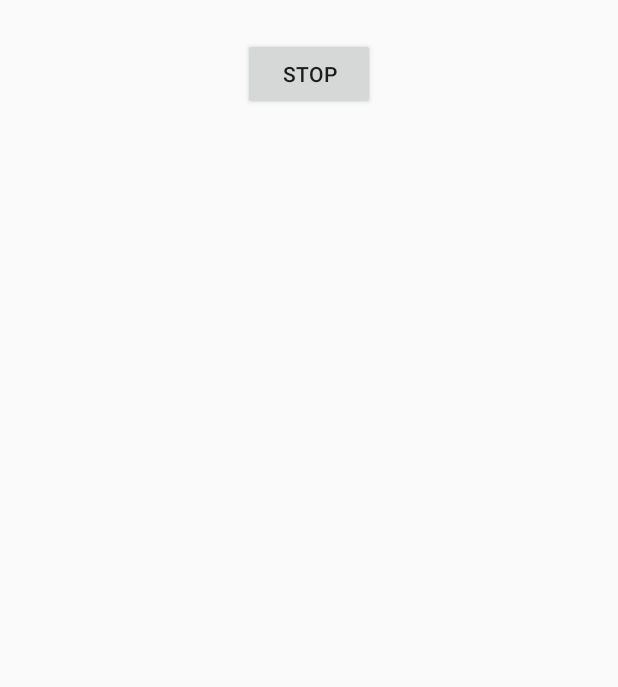
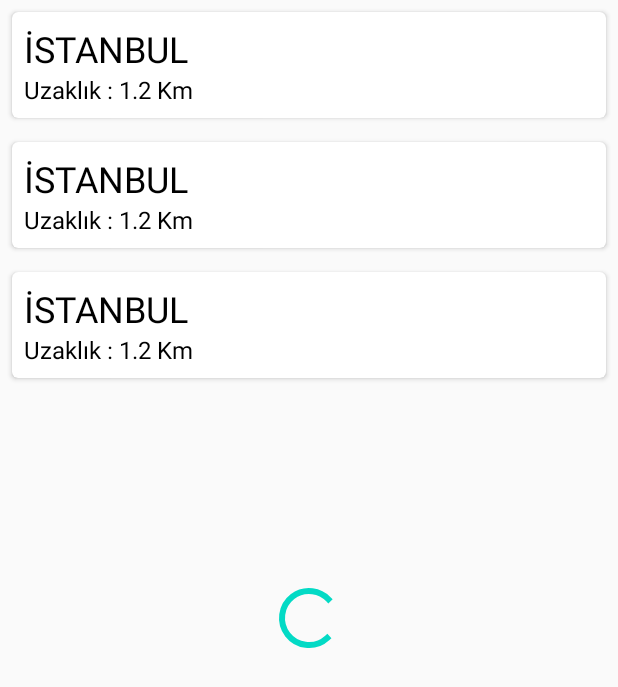
Before and after one commit to KadirKuruca/WeatherApp, an Android app: the layout activity_city.xml on its own in the app's theme, with its tools: preview values and no code run, on a phone screen of 412 x 824 dp. Shown: the top 687 px of the screen. Run offline under Robolectric (Android 15) with nearby library versions, the phone set to English and light mode, and no system bars.

Commit message:
Cities listed by location

```diff
--- a/app/build.gradle
+++ b/app/build.gradle
@@ -24,6 +24,9 @@ android {
 }
 
 dependencies {
+    implementation 'com.google.android.material:material:1.2.1'
+    implementation 'androidx.annotation:annotation:1.1.0'
+    implementation 'androidx.lifecycle:lifecycle-extensions:2.2.0'
     def lifecycle_version = "2.2.0"
     def arch_version = "2.1.0"
     def paging_version = "2.1.2"
--- a/app/src/main/res/layout/activity_city.xml
+++ b/app/src/main/res/layout/activity_city.xml
@@ -10,13 +10,12 @@
         android:layout_width="match_parent"
         android:layout_height="match_parent">
 
-        <Button
-            android:id="@+id/btnStop"
-            android:layout_width="wrap_content"
-            android:layout_height="wrap_content"
-            android:text="Stop"
-            android:layout_centerHorizontal="true"
-            android:layout_margin="25dp"/>
+        <androidx.recyclerview.widget.RecyclerView
+            android:id="@+id/recyclerCity"
+            android:layout_width="match_parent"
+            android:layout_height="match_parent"
+            tools:listitem="@layout/rv_location_child"
+            />
 
         <ProgressBar
             android:id="@+id/progress"
@@ -25,6 +24,7 @@
             android:layout_centerHorizontal="true"
             android:layout_centerVertical="true"
             android:visibility="gone"
+            tools:visibility="visible"
             />
 
 
--- /dev/null
+++ b/app/src/main/res/layout/rv_location_child.xml
@@ -0,0 +1,34 @@
+<?xml version="1.0" encoding="utf-8"?>
+<androidx.cardview.widget.CardView xmlns:android="http://schemas.android.com/apk/res/android"
+    android:layout_width="match_parent"
+    android:layout_height="wrap_content"
+    xmlns:app="http://schemas.android.com/apk/res-auto"
+    android:layout_marginBottom="8dp"
+    app:cardBackgroundColor="@android:color/white"
+    app:cardCornerRadius="4dp"
+    android:layout_margin="8dp">
+
+    <RelativeLayout
+        android:layout_width="match_parent"
+        android:layout_height="wrap_content"
+        android:padding="8dp">
+
+        <TextView
+            android:id="@+id/tvCityName"
+            android:layout_width="wrap_content"
+            android:layout_height="wrap_content"
+            android:textSize="24sp"
+            android:text="İSTANBUL"
+            android:textColor="@android:color/black"/>
+
+        <TextView
+            android:id="@+id/tvDistance"
+            android:layout_width="wrap_content"
+            android:layout_height="wrap_content"
+            android:layout_below="@+id/tvCityName"
+            android:textSize="16sp"
+            android:text="Uzaklık : 1.2 Km"
+            android:textColor="@android:color/black"/>
+    </RelativeLayout>
+
+</androidx.cardview.widget.CardView>
--- /dev/null
+++ b/app/src/main/res/values/dimens.xml
@@ -0,0 +1,5 @@
+<resources>
+    <!-- Default screen margins, per the Android Design guidelines. -->
+    <dimen name="activity_horizontal_margin">16dp</dimen>
+    <dimen name="activity_vertical_margin">16dp</dimen>
+</resources>
```
Also changed, not shown: app/src/main/AndroidManifest.xml (+7 -3 lines), app/src/main/java/com/kadirkuruca/weatherapp/adapter/CityAdapter.kt (added, +48 -0 lines), app/src/main/java/com/kadirkuruca/weatherapp/network/Model/CityLocations.kt (added, +17 -0 lines), app/src/main/java/com/kadirkuruca/weatherapp/network/WeatherNetwork.kt (added, +17 -0 lines), app/src/main/java/com/kadirkuruca/weatherapp/repository/CityActivityRepository.kt (+36 -2 lines), app/src/main/java/com/kadirkuruca/weatherapp/repository/CityWeatherDetailActivityRepository.kt (added, +10 -0 lines), app/src/main/java/com/kadirkuruca/weatherapp/view/CityActivity.kt (+18 -7 lines), app/src/main/java/com/kadirkuruca/weatherapp/view/CityWeatherDetailActivity.kt (added, +12 -0 lines), app/src/main/java/com/kadirkuruca/weatherapp/viewModel/CityActivityViewModel.kt (+7 -3 lines), app/src/main/java/com/kadirkuruca/weatherapp/viewModel/CityWeatherDetailActivityViewModel.kt (added, +13 -0 lines), app/src/main/res/layout/activity_city_weather_detail.xml (added, +9 -0 lines), app/src/main/res/values/strings.xml (+9 -0 lines).
